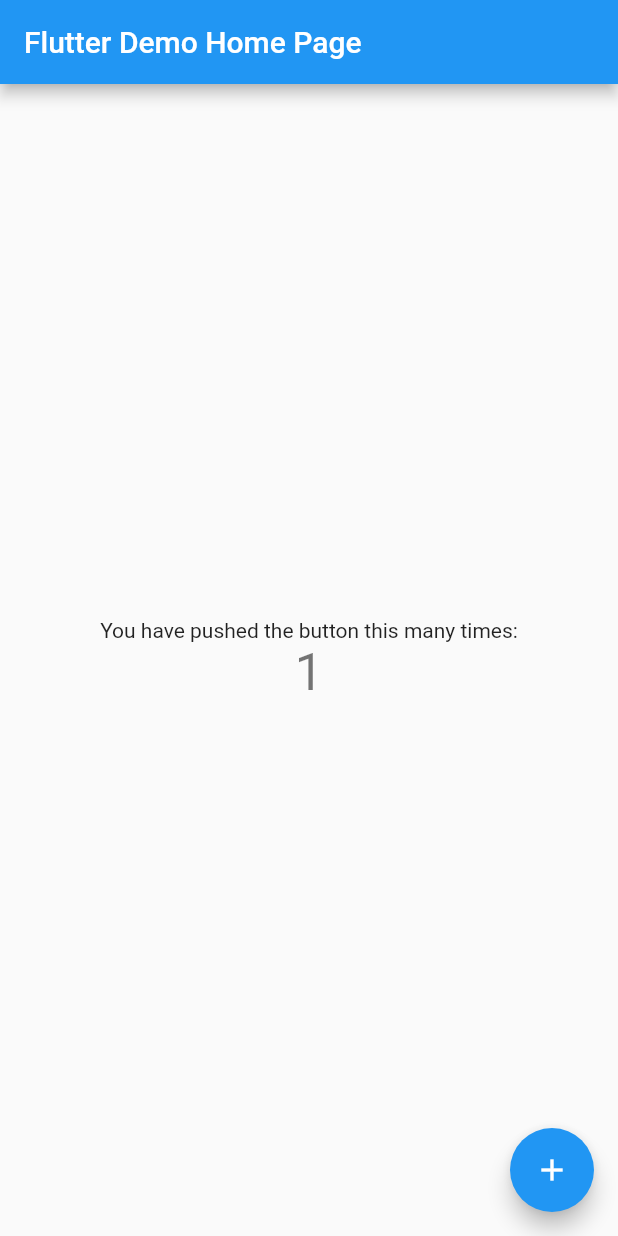
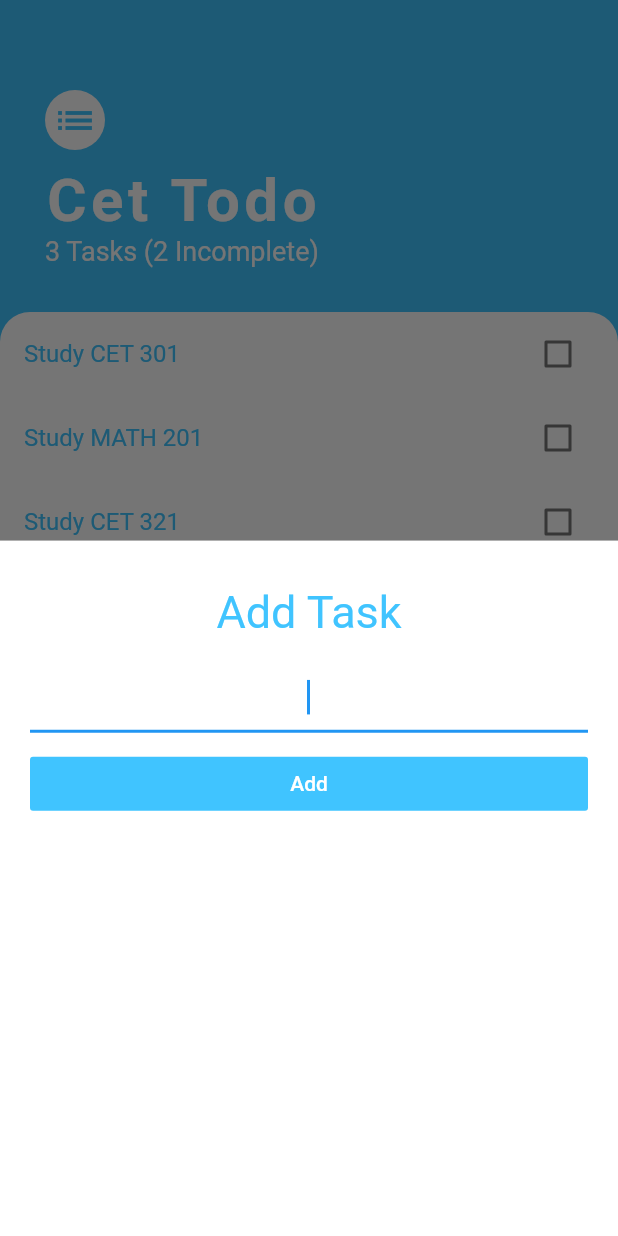
Before and after one commit to emreyildirim99/emre_yildirim_hw5, a Flutter app: the screen it shows after launch, after a tap on the "add" icon, on a phone screen of 412 x 824 dp. Run offline on Flutter 3.47's test engine with Material 2 defaults, Android fonts, the phone set to English and light mode, and no system bars.

Commit message:
Design started

```diff
--- a/lib/main.dart
+++ b/lib/main.dart
@@ -1,117 +1,8 @@
+import 'package:cet_todo_app/screens/main_screen.dart';
 import 'package:flutter/material.dart';
 
 void main() {
-  runApp(MyApp());
+  runApp(MaterialApp(
+    home: MainScreen(),
+  ));
 }
-
-class MyApp extends StatelessWidget {
-  // This widget is the root of your application.
-  @override
-  Widget build(BuildContext context) {
-    return MaterialApp(
-      title: 'Flutter Demo',
-      theme: ThemeData(
-        // This is the theme of your application.
-        //
-        // Try running your application with "flutter run". You'll see the
-        // application has a blue toolbar. Then, without quitting the app, try
-        // changing the primarySwatch below to Colors.green and then invoke
-        // "hot reload" (press "r" in the console where you ran "flutter run",
-        // or simply save your changes to "hot reload" in a Flutter IDE).
-        // Notice that the counter didn't reset back to zero; the application
-        // is not restarted.
-        primarySwatch: Colors.blue,
-        // This makes the visual density adapt to the platform that you run
-        // the app on. For desktop platforms, the controls will be smaller and
-        // closer together (more dense) than on mobile platforms.
-        visualDensity: VisualDensity.adaptivePlatformDensity,
-      ),
-      home: MyHomePage(title: 'Flutter Demo Home Page'),
-    );
-  }
-}
-
-class MyHomePage extends StatefulWidget {
-  MyHomePage({Key key, this.title}) : super(key: key);
-
-  // This widget is the home page of your application. It is stateful, meaning
-  // that it has a State object (defined below) that contains fields that affect
-  // how it looks.
-
-  // This class is the configuration for the state. It holds the values (in this
-  // case the title) provided by the parent (in this case the App widget) and
-  // used by the build method of the State. Fields in a Widget subclass are
-  // always marked "final".
-
-  final String title;
-
-  @override
-  _MyHomePageState createState() => _MyHomePageState();
-}
-
-class _MyHomePageState extends State<MyHomePage> {
-  int _counter = 0;
-
-  void _incrementCounter() {
-    setState(() {
-      // This call to setState tells the Flutter framework that something has
-      // changed in this State, which causes it to rerun the build method below
-      // so that the display can reflect the updated values. If we changed
-      // _counter without calling setState(), then the build method would not be
-      // called again, and so nothing would appear to happen.
-      _counter++;
-    });
-  }
-
-  @override
-  Widget build(BuildContext context) {
-    // This method is rerun every time setState is called, for instance as done
-    // by the _incrementCounter method above.
-    //
-    // The Flutter framework has been optimized to make rerunning build methods
-    // fast, so that you can just rebuild anything that needs updating rather
-    // than having to individually change instances of widgets.
-    return Scaffold(
-      appBar: AppBar(
-        // Here we take the value from the MyHomePage object that was created by
-        // the App.build method, and use it to set our appbar title.
-        title: Text(widget.title),
-      ),
-      body: Center(
-        // Center is a layout widget. It takes a single child and positions it
-        // in the middle of the parent.
-        child: Column(
-          // Column is also a layout widget. It takes a list of children and
-          // arranges them vertically. By default, it sizes itself to fit its
-          // children horizontally, and tries to be as tall as its parent.
-          //
-          // Invoke "debug painting" (press "p" in the console, choose the
-          // "Toggle Debug Paint" action from the Flutter Inspector in Android
-          // Studio, or the "Toggle Debug Paint" command in Visual Studio Code)
-          // to see the wireframe for each widget.
-          //
-          // Column has various properties to control how it sizes itself and
-          // how it positions its children. Here we use mainAxisAlignment to
-          // center the children vertically; the main axis here is the vertical
-          // axis because Columns are vertical (the cross axis would be
-          // horizontal).
-          mainAxisAlignment: MainAxisAlignment.center,
-          children: <Widget>[
-            Text(
-              'You have pushed the button this many times:',
-            ),
-            Text(
-              '$_counter',
-              style: Theme.of(context).textTheme.headline4,
-            ),
-          ],
-        ),
-      ),
-      floatingActionButton: FloatingActionButton(
-        onPressed: _incrementCounter,
-        tooltip: 'Increment',
-        child: Icon(Icons.add),
-      ), // This trailing comma makes auto-formatting nicer for build methods.
-    );
-  }
-}
--- /dev/null
+++ b/lib/screens/add_task_screen.dart
@@ -0,0 +1,44 @@
+import 'package:flutter/material.dart';
+
+class AddTaskScreen extends StatelessWidget {
+  @override
+  Widget build(BuildContext context) {
+    return Container(
+      padding: EdgeInsets.symmetric(horizontal: 20, vertical: 30),
+      color: Colors.white,
+      child: Column(
+        crossAxisAlignment: CrossAxisAlignment.stretch,
+        children: [
+          Text(
+            'Add Task',
+            textAlign: TextAlign.center,
+            style: TextStyle(fontSize: 30, color: Colors.lightBlueAccent),
+          ),
+          SizedBox(
+            height: 15,
+          ),
+          TextField(
+            onChanged: (newText) {
+              print(newText);
+            },
+            textAlign: TextAlign.center,
+            style: TextStyle(color: Colors.lightBlueAccent, fontSize: 20),
+            autofocus: true,
+          ),
+          SizedBox(
+            height: 10,
+          ),
+          FlatButton(
+              onPressed: () {
+                Navigator.of(context).pop();
+              },
+              child: Text(
+                'Add',
+                style: TextStyle(color: Colors.white),
+              ),
+              color: Colors.lightBlueAccent)
+        ],
+      ),
+    );
+  }
+}
--- /dev/null
+++ b/lib/screens/main_screen.dart
@@ -0,0 +1,129 @@
+import 'package:cet_todo_app/screens/add_task_screen.dart';
+import 'package:flutter/material.dart';
+
+class MainScreen extends StatefulWidget {
+  @override
+  _MainScreenState createState() => _MainScreenState();
+}
+
+class _MainScreenState extends State<MainScreen> {
+  @override
+  Widget build(BuildContext context) {
+    return Scaffold(
+      backgroundColor: Colors.lightBlueAccent,
+      body: Column(
+        crossAxisAlignment: CrossAxisAlignment.start,
+        children: [
+          Container(
+            padding: EdgeInsets.only(top: 60, left: 30, right: 30, bottom: 30),
+            child: Column(
+              crossAxisAlignment: CrossAxisAlignment.start,
+              children: [
+                CircleAvatar(
+                  child: Icon(
+                    Icons.list,
+                    size: 30,
+                    color: Colors.lightBlueAccent,
+                  ),
+                  backgroundColor: Colors.white,
+                ),
+                SizedBox(
+                  height: 10,
+                ),
+                Text(
+                  'Cet Todo',
+                  style: TextStyle(
+                      fontSize: 40,
+                      fontWeight: FontWeight.bold,
+                      letterSpacing: 3.0,
+                      color: Colors.white),
+                ),
+                Text(
+                  '3 Tasks (2 Incomplete)',
+                  style: TextStyle(
+                    fontSize: 18,
+                    color: Colors.white,
+                  ),
+                )
+              ],
+            ),
+          ),
+          Expanded(
+            child: Container(
+              decoration: BoxDecoration(
+                borderRadius: BorderRadius.only(
+                  topLeft: Radius.circular(20),
+                  topRight: Radius.circular(20),
+                ),
+                color: Colors.white,
+              ),
+              child: ListView(children: [
+                ListTile(
+                  title: Text(
+                    'Study CET 301',
+                    style: TextStyle(color: Colors.lightBlueAccent),
+                  ),
+                  trailing: Checkbox(
+                    value: false,
+                    activeColor: Colors.lightBlueAccent,
+                    onChanged: (value) {
+                      print(value);
+                    },
+                  ),
+                ),
+                ListTile(
+                  title: Text(
+                    'Study MATH 201',
+                    style: TextStyle(color: Colors.lightBlueAccent),
+                  ),
+                  trailing: Checkbox(
+                    value: false,
+                    activeColor: Colors.lightBlueAccent,
+                    onChanged: (value) {
+                      print(value);
+                    },
+                  ),
+                ),
+                ListTile(
+                  title: Text(
+                    'Study CET 321',
+                    style: TextStyle(color: Colors.lightBlueAccent),
+                  ),
+                  trailing: Checkbox(
+                    value: false,
+                    activeColor: Colors.lightBlueAccent,
+                    onChanged: (value) {
+                      print(value);
+                    },
+                  ),
+                ),
+                ListTile(
+                  title: Text(
+                    'Study CET 341',
+                    style: TextStyle(color: Colors.lightBlueAccent),
+                  ),
+                  trailing: Checkbox(
+                    value: false,
+                    activeColor: Colors.lightBlueAccent,
+                    onChanged: (value) {
+                      print(value);
+                    },
+                  ),
+                ),
+              ]),
+            ),
+          )
+        ],
+      ),
+      floatingActionButton: FloatingActionButton(
+        backgroundColor: Colors.lightBlueAccent,
+        child: Icon(Icons.add),
+        onPressed: () {
+          print('floating action button pressed');
+          showModalBottomSheet(
+              context: context, builder: (context) => AddTaskScreen());
+        },
+      ),
+    );
+  }
+}
```
Also changed, not shown: 2 other files.
